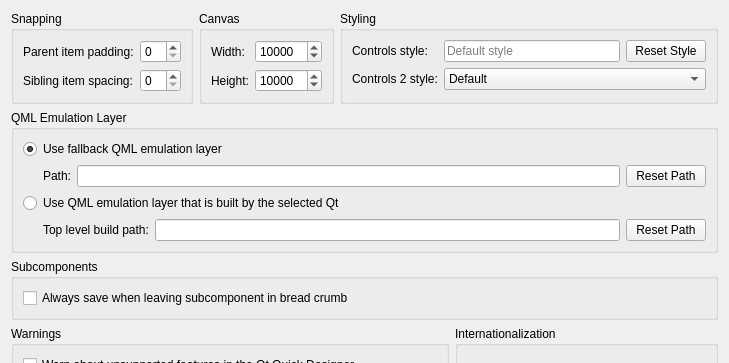
This is src/plugins/qmldesigner/settingspage.ui in qt-creator/qt-creator as Qt 5 draws it before an edit; both pictures show x 0 to 729 and y 0 to 363 of the 729 by 555 pixel window. The edited form follows.
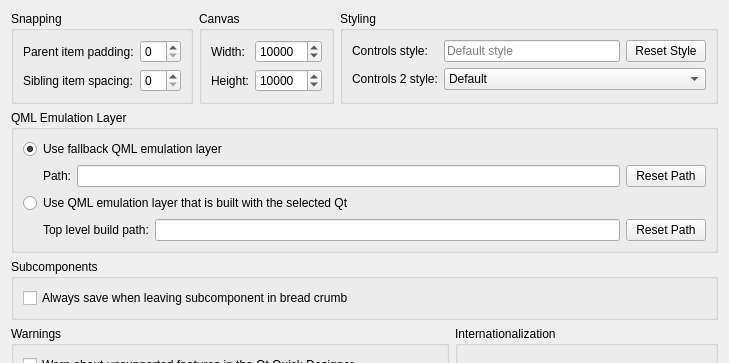
This is the edited form. Custom widgets are drawn as their Qt base class.

Commit message: QmlDesigner: adding text at root item error case

```diff
--- a/src/plugins/qmldesigner/settingspage.ui
+++ b/src/plugins/qmldesigner/settingspage.ui
@@ -222,7 +222,7 @@
       <item>
        <widget class="QRadioButton" name="useQtRelatedPuppetRadioButton">
         <property name="text">
-         <string>Use QML emulation layer that is built by the selected Qt</string>
+         <string>Use QML emulation layer that is built with the selected Qt</string>
         </property>
        </widget>
       </item>
```
The commit also changes 1 other file.
